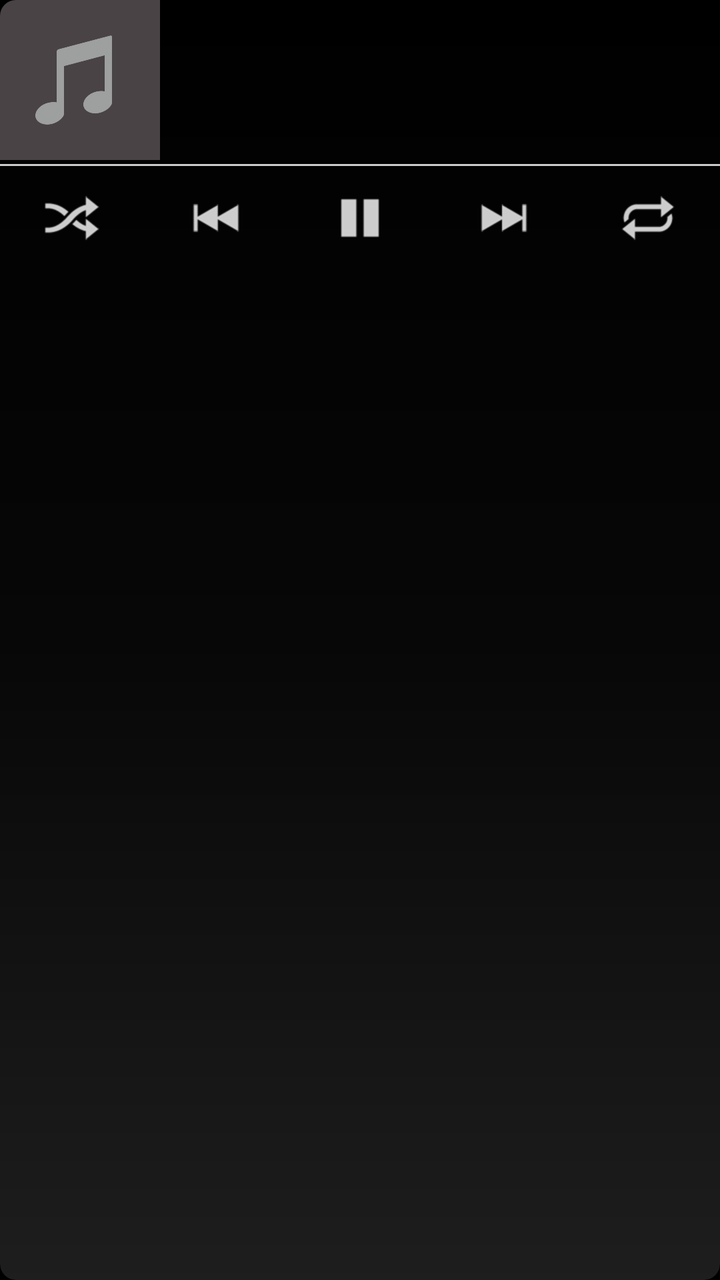
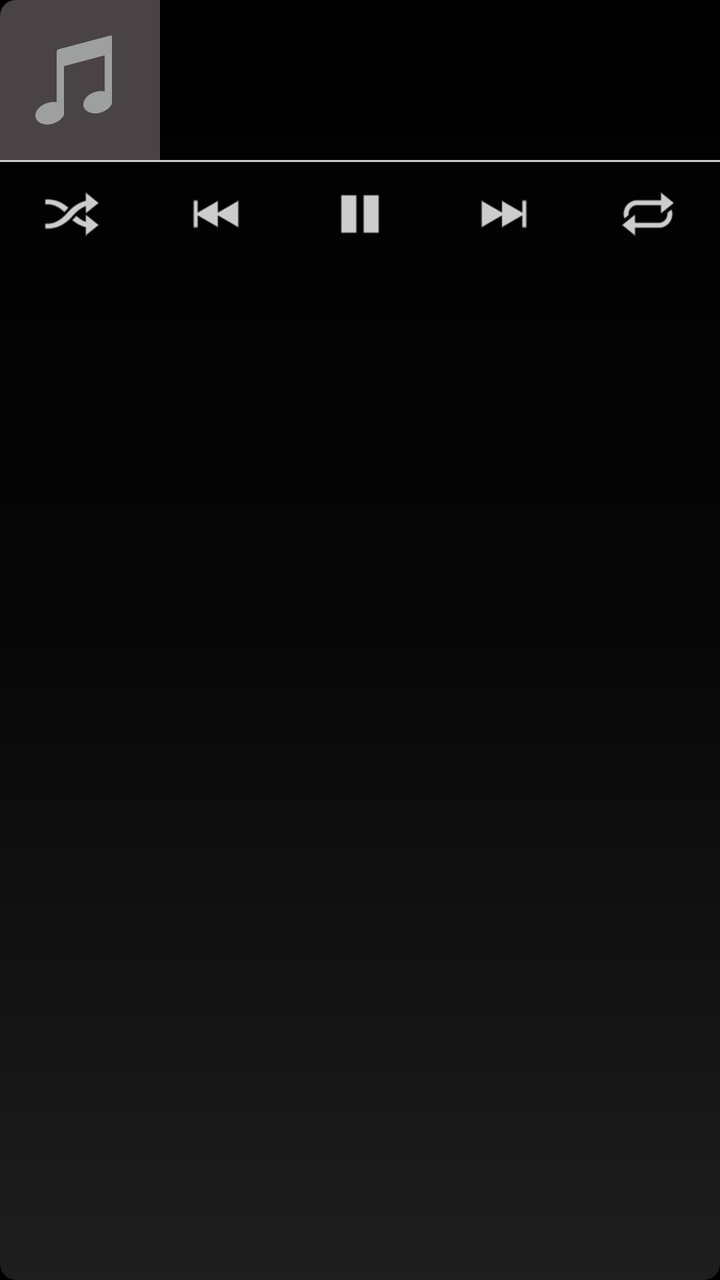

Two renders of the same Android screen: before a commit and after it. Below are the layout's source before the change and the commit's diff.
<!-- AndroidManifest.xml: application theme Apollo.Theme.Dark -->
<!-- res/layout/app_widget_large_alt.xml -->
<?xml version="1.0" encoding="utf-8"?>
<LinearLayout xmlns:android="http://schemas.android.com/apk/res/android"
	xmlns:tools="http://schemas.android.com/tools"
	android:orientation="vertical"
	android:layout_width="match_parent"
	android:layout_height="wrap_content"
	android:background="@drawable/widget_background"
	android:clipToOutline="true"
	tools:ignore="ContentDescription,RtlSymmetry,UnusedAttribute,UnusedAttribute">

	<LinearLayout
		android:orientation="horizontal"
		android:layout_width="match_parent"
		android:layout_height="wrap_content">

		<ImageView
			android:id="@+id/app_widget_large_alternate_image"
			android:layout_width="@dimen/app_widget_large_alternate_artwork_size"
			android:layout_height="@dimen/app_widget_large_alternate_artwork_size"
			android:src="@drawable/default_artwork" />

		<LinearLayout
			android:id="@+id/app_widget_large_alternate_info_container"
			android:orientation="vertical"
			android:layout_width="0dp"
			android:layout_height="match_parent"
			android:layout_weight="1"
			android:paddingStart="@dimen/notification_info_container_padding_left"
			android:gravity="center">

			<TextView
				android:id="@+id/app_widget_large_alternate_line_one"
				android:textColor="@android:color/white"
				android:textSize="@dimen/text_size_medium"
				android:textStyle="bold"
				style="@style/NotificationText" />

			<TextView
				android:id="@+id/app_widget_large_alternate_line_two"
				android:textColor="@color/transparent_white"
				android:textSize="@dimen/text_size_small"
				style="@style/NotificationText" />

			<TextView
				android:id="@+id/app_widget_large_alternate_line_three"
				android:textColor="@color/transparent_white"
				android:textSize="@dimen/text_size_small"
				style="@style/NotificationText" />

		</LinearLayout>

	</LinearLayout>

	<ImageView
		android:layout_width="match_parent"
		android:layout_height="1dp"
		android:background="@color/transparent_white"
		android:layout_marginTop="2dp"
		android:layout_marginBottom="2dp" />

	<LinearLayout
		android:orientation="horizontal"
		android:layout_width="match_parent"
		android:layout_height="wrap_content"
		android:layout_marginBottom="@dimen/app_widget_layout_margin"
		android:gravity="center_vertical"
		android:layout_gravity="fill_horizontal"
		android:dividerPadding="@dimen/notification_expanded_buttons_divider_padding"
		android:showDividers="middle">

		<ImageButton
			android:id="@+id/app_widget_large_alternate_shuffle"
			android:layout_width="0dp"
			android:layout_height="@dimen/notification_expanded_button_height"
			android:layout_weight="1"
			android:background="@android:color/transparent"
			android:padding="@dimen/notification_expanded_button_padding"
			android:contentDescription="@string/accessibility_shuffle"
			android:src="@drawable/btn_playback_shuffle" />

		<ImageButton
			android:id="@+id/app_widget_large_alternate_previous"
			android:layout_width="0dp"
			android:layout_height="@dimen/notification_expanded_button_height"
			android:layout_weight="1"
			android:background="@android:color/transparent"
			android:padding="@dimen/notification_expanded_button_padding"
			android:contentDescription="@string/accessibility_prev"
			android:src="@drawable/btn_playback_previous" />

		<ImageButton
			android:id="@+id/app_widget_large_alternate_play"
			android:layout_width="0dp"
			android:layout_height="@dimen/notification_expanded_button_height"
			android:layout_weight="1"
			android:background="@android:color/transparent"
			android:padding="@dimen/notification_expanded_button_padding"
			android:src="@drawable/btn_playback_pause" />

		<ImageButton
			android:id="@+id/app_widget_large_alternate_next"
			android:layout_width="0dp"
			android:layout_height="@dimen/notification_expanded_button_height"
			android:layout_weight="1"
			android:background="@android:color/transparent"
			android:padding="@dimen/notification_expanded_button_padding"
			android:contentDescription="@string/accessibility_next"
			android:src="@drawable/btn_playback_next" />

		<ImageButton
			android:id="@+id/app_widget_large_alternate_repeat"
			android:layout_width="0dp"
			android:layout_height="@dimen/notification_expanded_button_height"
			android:layout_weight="1"
			android:background="@android:color/transparent"
			android:padding="@dimen/notification_expanded_button_padding"
			android:contentDescription="@string/accessibility_repeat"
			android:src="@drawable/btn_playback_repeat" />

	</LinearLayout>

</LinearLayout>
<!-- resources referenced by this layout -->
<resources>
  <color name="transparent_white">#ffcccccc</color>
  <dimen name="app_widget_large_alternate_artwork_size">80.0dp</dimen>
  <dimen name="app_widget_layout_margin">4.0dp</dimen>
  <dimen name="notification_expanded_button_height">48.0dp</dimen>
  <dimen name="notification_expanded_button_padding">10.0dp</dimen>
  <dimen name="notification_expanded_buttons_divider_padding">12.0dp</dimen>
  <dimen name="notification_info_container_padding_left">8.0dp</dimen>
  <dimen name="text_size_medium">16.0sp</dimen>
  <dimen name="text_size_small">14.0sp</dimen>
  <!-- drawable btn_playback_next: png bitmap (drawable-hdpi, 1521 bytes) -->
  <!-- drawable btn_playback_pause: png bitmap (drawable-hdpi, 1114 bytes) -->
  <!-- drawable btn_playback_previous: png bitmap (drawable-hdpi, 1503 bytes) -->
  <!-- drawable btn_playback_repeat: png bitmap (drawable-hdpi, 1763 bytes) -->
  <!-- drawable btn_playback_shuffle: png bitmap (drawable-hdpi, 1098 bytes) -->
  <!-- drawable default_artwork: png bitmap (drawable-hdpi, 4712 bytes) -->
  <!-- drawable widget_background (drawable) -->
  <?xml version="1.0" encoding="utf-8"?>
  <shape xmlns:android="http://schemas.android.com/apk/res/android">
  	<corners android:radius="8dp" />
  
  	<gradient
  		android:type="linear"
  		android:angle="270"
  		android:startColor="#df000000"
  		android:centerColor="#df080808"
  		android:endColor="#df222222" />
  </shape>
  <string name="accessibility_next">Next</string>
  <string name="accessibility_prev">Previous</string>
  <string name="accessibility_repeat">Repeat</string>
  <string name="accessibility_shuffle">Shuffle</string>
  <style name="NotificationText">
  		<item name="android:layout_width">match_parent</item>
  		<item name="android:layout_height">wrap_content</item>
  		<item name="android:textColor">@android:color/white</item>
  		<item name="android:ellipsize">end</item>
  		<item name="android:fadingEdge">horizontal</item>
  		<item name="android:lines">1</item>
  	</style>
  <style name="Apollo.Theme.Dark" parent="Theme.AppCompat.NoActionBar">
  		<item name="android:colorPrimaryDark">@color/apollo_dark</item>
  		<item name="android:windowActionBar">false</item>
  		<item name="android:windowNoTitle">true</item>
  		<item name="android:colorAccent">@android:color/white</item>
  		<item name="android:colorBackground">@android:color/black</item>
  		<item name="android:windowContentOverlay">@null</item>
  		<item name="android:windowAnimationStyle">@style/TransactionPending</item>
  		<item name="android:navigationBarColor">@android:color/black</item>
  		<item name="android:fitsSystemWindows">true</item>
  	</style>
  <color name="apollo_dark">#ff0a0a0a</color>
  <style name="TransactionPending" parent="@android:style/Animation">
  		<item name="android:activityOpenEnterAnimation">@android:anim/fade_in</item>
  		<item name="android:activityOpenExitAnimation">@android:anim/fade_out</item>
  		<item name="android:activityCloseEnterAnimation">@android:anim/fade_in</item>
  		<item name="android:activityCloseExitAnimation">@android:anim/fade_out</item>
  	</style>
</resources>

<!-- the commit's change to res/layout/app_widget_large_alt.xml (unified diff, before → after) -->
@@ -33,19 +33,19 @@
 				android:textColor="@android:color/white"
 				android:textSize="@dimen/text_size_medium"
 				android:textStyle="bold"
-				style="@style/NotificationText" />
+				style="@style/WidgetTextStyle" />
 
 			<TextView
 				android:id="@+id/app_widget_large_alternate_line_two"
 				android:textColor="@color/transparent_white"
 				android:textSize="@dimen/text_size_small"
-				style="@style/NotificationText" />
+				style="@style/WidgetTextStyle" />
 
 			<TextView
 				android:id="@+id/app_widget_large_alternate_line_three"
 				android:textColor="@color/transparent_white"
 				android:textSize="@dimen/text_size_small"
-				style="@style/NotificationText" />
+				style="@style/WidgetTextStyle" />
 
 		</LinearLayout>
 
@@ -55,7 +55,6 @@
 		android:layout_width="match_parent"
 		android:layout_height="1dp"
 		android:background="@color/transparent_white"
-		android:layout_marginTop="2dp"
 		android:layout_marginBottom="2dp" />
 
 	<LinearLayout
<!-- resource entries referenced after the edit -->
@@ -31,7 +31,7 @@
   <string name="accessibility_prev">Previous</string>
   <string name="accessibility_repeat">Repeat</string>
   <string name="accessibility_shuffle">Shuffle</string>
-  <style name="NotificationText">
+  <style name="WidgetTextStyle">
   		<item name="android:layout_width">match_parent</item>
   		<item name="android:layout_height">wrap_content</item>
   		<item name="android:textColor">@android:color/white</item>
